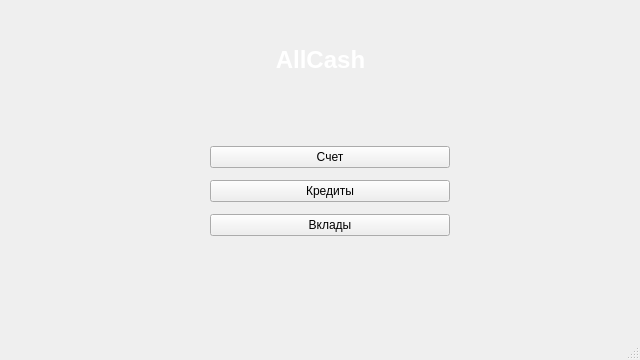
Qt form AllCashApp/mainwindow.ui (Revachol/AllCash) before a commit.
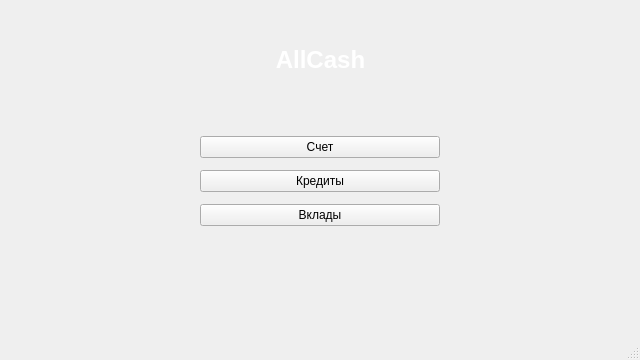
The same form after that commit.

```diff
--- a/AllCashApp/mainwindow.ui
+++ b/AllCashApp/mainwindow.ui
@@ -43,8 +43,8 @@
    <widget class="QWidget" name="layoutWidget">
     <property name="geometry">
      <rect>
-      <x>210</x>
-      <y>140</y>
+      <x>200</x>
+      <y>130</y>
       <width>240</width>
       <height>103</height>
      </rect>
```
Left out of the diff: 2 changed lines with no effect on the pictures.
